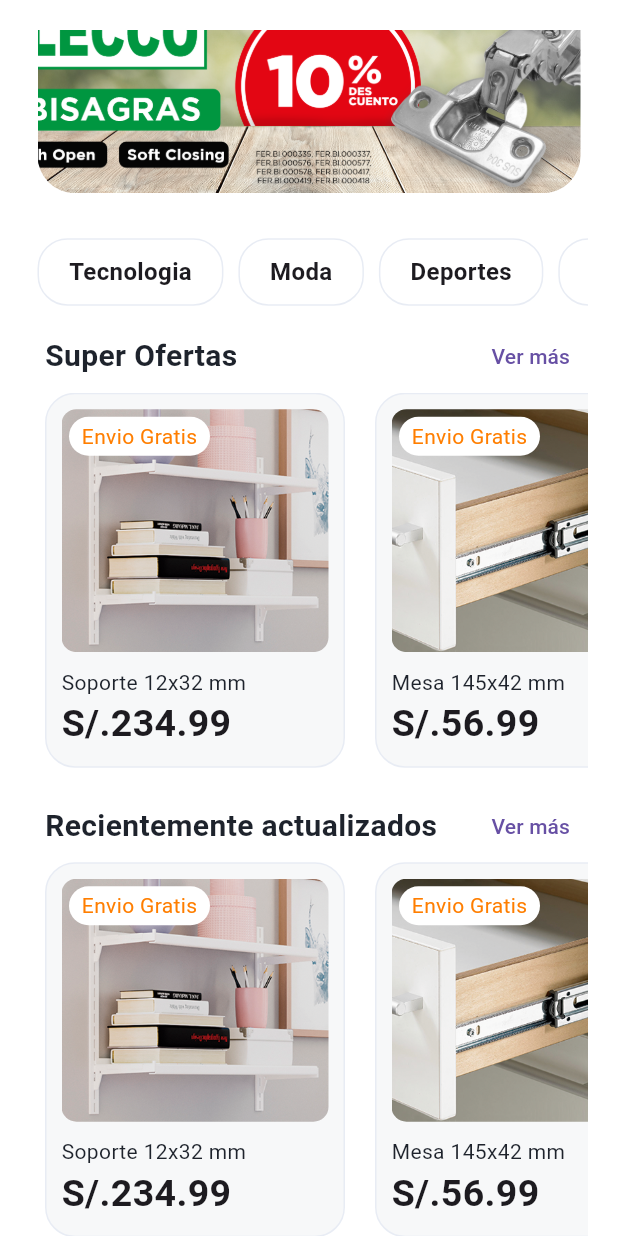
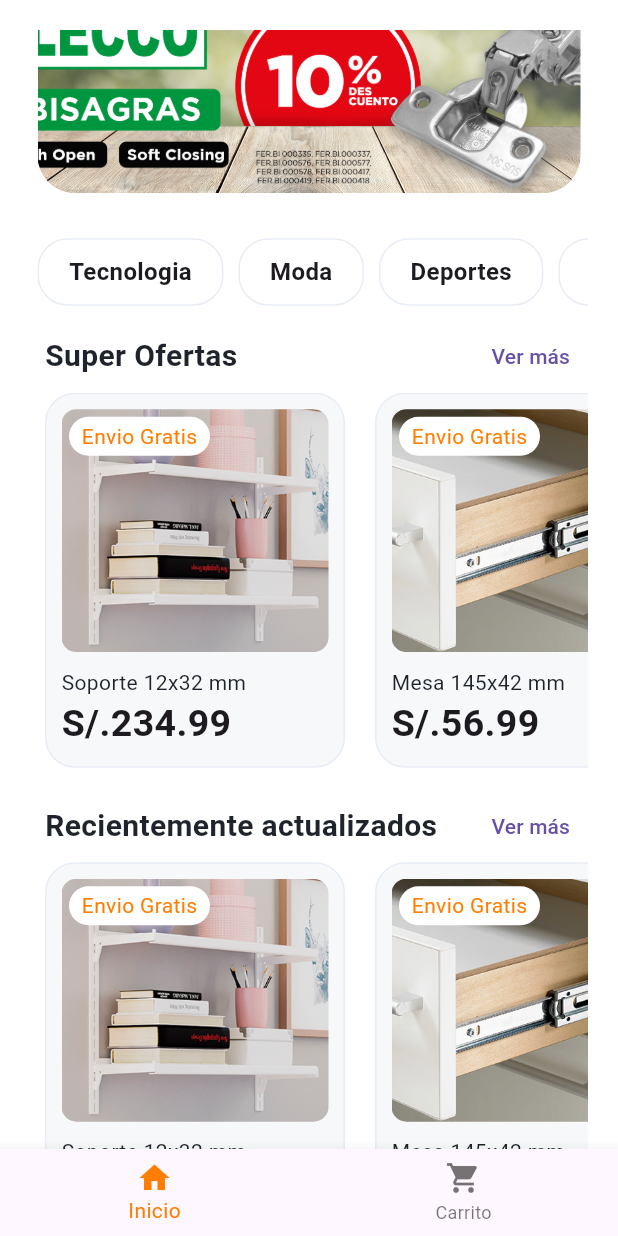
Before and after one commit to cobyzero/Martin-Project-App, a Flutter app: the screen it shows after launch, scrolled down 200 dp, on a phone screen of 412 x 824 dp. Run offline on Flutter 3.47's test engine with Material 2 defaults, Android fonts, the light colour scheme and no system bars; drawn by our look-alikes of carousel_slider; our stand-ins replace flutter_bloc, go_router.

Commit message:
feat: pageView para la navegacion

```diff
--- a/lib/config/router/router.dart
+++ b/lib/config/router/router.dart
@@ -1,7 +1,10 @@
+import 'package:flutter/material.dart';
 import 'package:go_router/go_router.dart';
+import 'package:martin_project_app/infraestructure/presentation/screens/cart_screen.dart';
 import 'package:martin_project_app/infraestructure/presentation/screens/home_screen.dart';
 import 'package:martin_project_app/infraestructure/presentation/screens/login_screen.dart';
 import 'package:martin_project_app/infraestructure/presentation/screens/main_screen.dart';
+import 'package:martin_project_app/infraestructure/presentation/screens/page_view.dart';
 import 'package:martin_project_app/infraestructure/presentation/screens/register_screen.dart';
 
 GoRouter goRouter = GoRouter(
@@ -21,7 +24,7 @@ GoRouter goRouter = GoRouter(
     ),
     GoRoute(
       path: "/home",
-      builder: (context, state) => HomeScreen(),
-    )
+      builder: (context, state) => const PageViewScreen(),
+    ),
   ],
 );
--- a/lib/config/widgets/render_windows.dart
+++ b/lib/config/widgets/render_windows.dart
@@ -2,20 +2,31 @@ import 'package:flutter/material.dart';
 import 'package:martin_project_app/config/util/colors_util.dart';
 
 class RenderWindows extends StatelessWidget {
-  const RenderWindows(
-      {super.key,
-      required this.child,
-      this.appbar,
-      this.padding = 0.0,
-      this.backgroundColor = bgColor});
+  const RenderWindows({
+    super.key,
+    required this.child,
+    this.appbar,
+    this.padding = 0.0,
+    this.backgroundColor = bgColor,
+    this.drawer,
+    this.keyScaffold,
+    this.bottomNavigationBar,
+  });
 
   final Widget child;
   final PreferredSizeWidget? appbar;
   final double padding;
   final Color backgroundColor;
+  final Widget? drawer;
+  final Key? keyScaffold;
+  final Widget? bottomNavigationBar;
+
   @override
   Widget build(BuildContext context) {
     return Scaffold(
+      bottomNavigationBar: bottomNavigationBar,
+      key: keyScaffold,
+      drawer: drawer,
       backgroundColor: backgroundColor,
       appBar: appbar,
       body: SafeArea(
--- a/lib/infraestructure/presentation/screens/home_screen.dart
+++ b/lib/infraestructure/presentation/screens/home_screen.dart
@@ -46,6 +46,7 @@ class HomeScreen extends StatelessWidget {
   @override
   Widget build(BuildContext context) {
     return RenderWindows(
+      //drawer: const Drawer(child: RenderDrawer()),
       padding: 20.0,
       child: SingleChildScrollView(
         child: Column(
@@ -53,9 +54,14 @@ class HomeScreen extends StatelessWidget {
             Row(
               mainAxisAlignment: MainAxisAlignment.spaceBetween,
               children: [
-                Image.asset(
-                  "assets/icono.png",
-                  width: 60,
+                Row(
+                  children: [
+                    const DrawerButton(),
+                    Image.asset(
+                      "assets/icono.png",
+                      width: 60,
+                    ),
+                  ],
                 ),
                 IconButton(
                   onPressed: () => context.go("/main"),
--- /dev/null
+++ b/lib/infraestructure/presentation/screens/page_view.dart
@@ -0,0 +1,51 @@
+import 'package:flutter/material.dart';
+import 'package:martin_project_app/config/util/colors_util.dart';
+import 'package:martin_project_app/infraestructure/presentation/screens/cart_screen.dart';
+import 'package:martin_project_app/infraestructure/presentation/screens/home_screen.dart';
+
+class PageViewScreen extends StatefulWidget {
+  const PageViewScreen({super.key});
+
+  @override
+  State<PageViewScreen> createState() => _PageViewScreenState();
+}
+
+class _PageViewScreenState extends State<PageViewScreen> {
+  final PageController pageController = PageController();
+  int currentIndex = 0;
+
+  @override
+  Widget build(BuildContext context) {
+    return Scaffold(
+      bottomNavigationBar: BottomNavigationBar(
+        selectedItemColor: kPrimaryColor,
+        currentIndex: currentIndex,
+        onTap: (index) {
+          pageController.jumpToPage(index);
+          setState(() {
+            currentIndex = index;
+          });
+        },
+        items: const [
+          BottomNavigationBarItem(
+            icon: Icon(Icons.home),
+            label: 'Inicio',
+          ),
+          BottomNavigationBarItem(
+            icon: Icon(Icons.shopping_cart),
+            label: 'Carrito',
+          ),
+        ],
+      ),
+      body: Column(
+        children: [
+          Expanded(
+              child: PageView(
+            controller: pageController,
+            children: [HomeScreen(), CartScreen()],
+          )),
+        ],
+      ),
+    );
+  }
+}
--- a/lib/main.dart
+++ b/lib/main.dart
@@ -1,8 +1,18 @@
 import 'package:flutter/material.dart';
+import 'package:flutter_bloc/flutter_bloc.dart';
 import 'package:martin_project_app/config/router/router.dart';
 import 'package:martin_project_app/config/theme/theme.dart';
 
 void main() => runApp(const MyApp());
+
+class AppState extends StatelessWidget {
+  const AppState({super.key});
+
+  @override
+  Widget build(BuildContext context) {
+    return MultiBlocProvider(providers: [], child: const MyApp());
+  }
+}
 
 class MyApp extends StatelessWidget {
   const MyApp({super.key});
```
